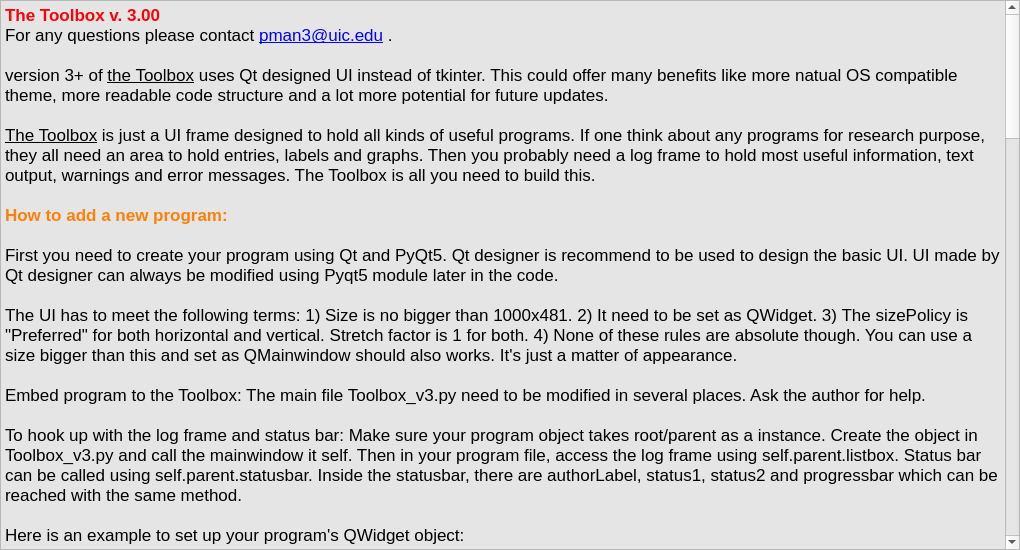
Above: help.ui from manpeihong/Toolbox-v3 before the change. Below: the same form after it.
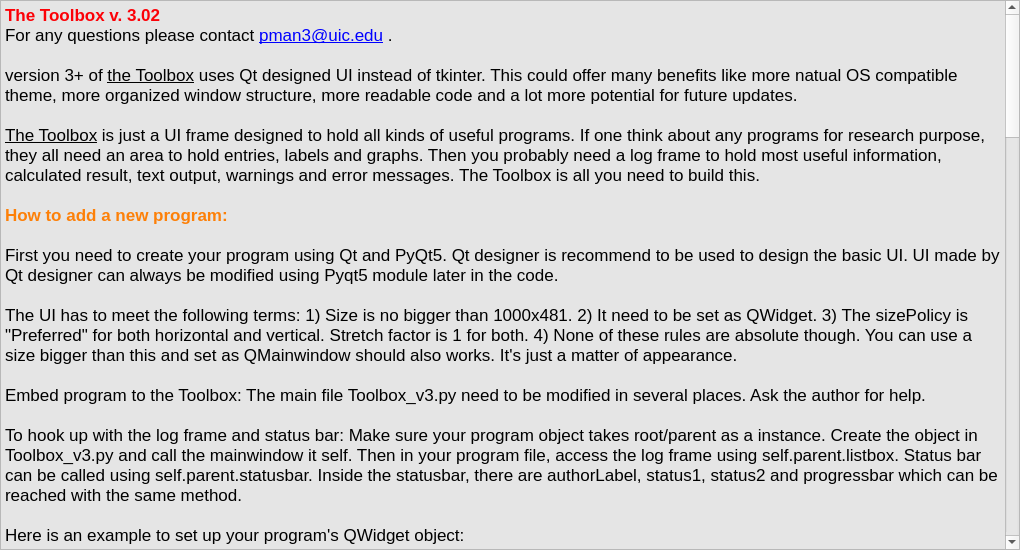
That is the form after the change.

```diff
--- a/help.ui
+++ b/help.ui
@@ -103,12 +103,12 @@
 &lt;html&gt;&lt;head&gt;&lt;meta name=&quot;qrichtext&quot; content=&quot;1&quot; /&gt;&lt;style type=&quot;text/css&quot;&gt;
 p, li { white-space: pre-wrap; }
 &lt;/style&gt;&lt;/head&gt;&lt;body style=&quot; font-family:'.SF NS Text'; font-size:13pt; font-weight:400; font-style:normal;&quot;&gt;
-&lt;p style=&quot; margin-top:0px; margin-bottom:0px; margin-left:0px; margin-right:0px; -qt-block-indent:0; text-indent:0px;&quot;&gt;&lt;span style=&quot; font-weight:600; color:#fc0107;&quot;&gt;The Toolbox v. 3.00&lt;/span&gt;&lt;/p&gt;
+&lt;p style=&quot; margin-top:0px; margin-bottom:0px; margin-left:0px; margin-right:0px; -qt-block-indent:0; text-indent:0px;&quot;&gt;&lt;span style=&quot; font-weight:600; color:#fc0107;&quot;&gt;The Toolbox v. 3.02&lt;/span&gt;&lt;/p&gt;
 &lt;p style=&quot; margin-top:0px; margin-bottom:0px; margin-left:0px; margin-right:0px; -qt-block-indent:0; text-indent:0px;&quot;&gt;&lt;span style=&quot; font-family:'Calibri,sans-serif';&quot;&gt;For any questions please contact &lt;/span&gt;&lt;a href=&quot;mailto:pman3@uic.edu&quot;&gt;&lt;span style=&quot; font-family:'Calibri,sans-serif'; text-decoration: underline; color:#0000ff;&quot;&gt;pman3@uic.edu&lt;/span&gt;&lt;/a&gt; .&lt;/p&gt;
 &lt;p style=&quot;-qt-paragraph-type:empty; margin-top:0px; margin-bottom:0px; margin-left:0px; margin-right:0px; -qt-block-indent:0; text-indent:0px;&quot;&gt;&lt;br /&gt;&lt;/p&gt;
-&lt;p style=&quot; margin-top:0px; margin-bottom:0px; margin-left:0px; margin-right:0px; -qt-block-indent:0; text-indent:0px;&quot;&gt;&lt;span style=&quot; font-family:'Calibri,sans-serif';&quot;&gt;version 3+ of &lt;/span&gt;&lt;span style=&quot; font-family:'Calibri,sans-serif'; text-decoration: underline;&quot;&gt;the Toolbox&lt;/span&gt;&lt;span style=&quot; font-family:'Calibri,sans-serif';&quot;&gt; uses Qt designed UI instead of tkinter. This could offer many benefits like more natual OS compatible theme, more readable code structure and a lot more potential for future updates. &lt;/span&gt;&lt;/p&gt;
+&lt;p style=&quot; margin-top:0px; margin-bottom:0px; margin-left:0px; margin-right:0px; -qt-block-indent:0; text-indent:0px;&quot;&gt;&lt;span style=&quot; font-family:'Calibri,sans-serif';&quot;&gt;version 3+ of &lt;/span&gt;&lt;span style=&quot; font-family:'Calibri,sans-serif'; text-decoration: underline;&quot;&gt;the Toolbox&lt;/span&gt;&lt;span style=&quot; font-family:'Calibri,sans-serif';&quot;&gt; uses Qt designed UI instead of tkinter. This could offer many benefits like more natual OS compatible theme, more organized window structure, more readable code and a lot more potential for future updates. &lt;/span&gt;&lt;/p&gt;
 &lt;p style=&quot;-qt-paragraph-type:empty; margin-top:0px; margin-bottom:0px; margin-left:0px; margin-right:0px; -qt-block-indent:0; text-indent:0px; font-family:'Calibri,sans-serif';&quot;&gt;&lt;br /&gt;&lt;/p&gt;
-&lt;p style=&quot; margin-top:0px; margin-bottom:0px; margin-left:0px; margin-right:0px; -qt-block-indent:0; text-indent:0px;&quot;&gt;&lt;span style=&quot; font-family:'Calibri,sans-serif'; text-decoration: underline;&quot;&gt;The Toolbox&lt;/span&gt;&lt;span style=&quot; font-family:'Calibri,sans-serif';&quot;&gt; is just a UI frame designed to hold all kinds of useful programs. If one think about any programs for research purpose, they all need an area to hold entries, labels and graphs. Then you probably need a log frame to hold most useful information, text output, warnings and error messages. The Toolbox is all you need to build this. &lt;/span&gt;&lt;/p&gt;
+&lt;p style=&quot; margin-top:0px; margin-bottom:0px; margin-left:0px; margin-right:0px; -qt-block-indent:0; text-indent:0px;&quot;&gt;&lt;span style=&quot; font-family:'Calibri,sans-serif'; text-decoration: underline;&quot;&gt;The Toolbox&lt;/span&gt;&lt;span style=&quot; font-family:'Calibri,sans-serif';&quot;&gt; is just a UI frame designed to hold all kinds of useful programs. If one think about any programs for research purpose, they all need an area to hold entries, labels and graphs. Then you probably need a log frame to hold most useful information, calculated result, text output, warnings and error messages. The Toolbox is all you need to build this. &lt;/span&gt;&lt;/p&gt;
 &lt;p style=&quot; margin-top:0px; margin-bottom:0px; margin-left:0px; margin-right:0px; -qt-block-indent:0; text-indent:0px;&quot;&gt;&lt;span style=&quot; font-family:'Calibri,sans-serif';&quot;&gt;&lt;br /&gt;&lt;/span&gt;&lt;span style=&quot; font-family:'Calibri,sans-serif'; font-weight:600; color:#fd8008;&quot;&gt;How to add a new program:&lt;/span&gt;&lt;/p&gt;
 &lt;p style=&quot;-qt-paragraph-type:empty; margin-top:0px; margin-bottom:0px; margin-left:0px; margin-right:0px; -qt-block-indent:0; text-indent:0px; font-family:'Calibri,sans-serif'; font-weight:600; color:#fd8008;&quot;&gt;&lt;br /&gt;&lt;/p&gt;
 &lt;p style=&quot; margin-top:0px; margin-bottom:0px; margin-left:0px; margin-right:0px; -qt-block-indent:0; text-indent:0px;&quot;&gt;&lt;span style=&quot; font-family:'Calibri,sans-serif';&quot;&gt;First you need to create your program using Qt and PyQt5. Qt designer is recommend to be used to design the basic UI. UI made by Qt designer can always be modified using Pyqt5 module later in the code.  &lt;/span&gt;&lt;/p&gt;
@@ -134,11 +134,13 @@
 &lt;p style=&quot;-qt-paragraph-type:empty; margin-top:0px; margin-bottom:0px; margin-left:0px; margin-right:0px; -qt-block-indent:0; text-indent:0px; font-family:'Calibri,sans-serif';&quot;&gt;&lt;br /&gt;&lt;/p&gt;
 &lt;p style=&quot; margin-top:0px; margin-bottom:0px; margin-left:0px; margin-right:0px; -qt-block-indent:0; text-indent:0px;&quot;&gt;&lt;span style=&quot; font-family:'Calibri,sans-serif'; font-weight:600;&quot;&gt;Known issues:&lt;/span&gt;&lt;span style=&quot; font-family:'Calibri,sans-serif';&quot;&gt; &lt;/span&gt;&lt;/p&gt;
 &lt;p style=&quot;-qt-paragraph-type:empty; margin-top:0px; margin-bottom:0px; margin-left:0px; margin-right:0px; -qt-block-indent:0; text-indent:0px; font-family:'Calibri,sans-serif';&quot;&gt;&lt;br /&gt;&lt;/p&gt;
-&lt;p style=&quot; margin-top:0px; margin-bottom:0px; margin-left:0px; margin-right:0px; -qt-block-indent:0; text-indent:0px;&quot;&gt;&lt;span style=&quot; font-family:'Calibri,sans-serif';&quot;&gt;All the tabs in MDI area won't close properly. The mdi viewMode is set to TabbedView. If you find it annoying, you can change it to other viewMode in Qt designer. &lt;/span&gt;&lt;/p&gt;
+&lt;p style=&quot; margin-top:0px; margin-bottom:0px; margin-left:0px; margin-right:0px; -qt-block-indent:0; text-indent:0px;&quot;&gt;&lt;span style=&quot; font-family:'Calibri,sans-serif';&quot;&gt;None.&lt;/span&gt;&lt;/p&gt;
 &lt;p style=&quot; margin-top:0px; margin-bottom:0px; margin-left:0px; margin-right:0px; -qt-block-indent:0; text-indent:0px;&quot;&gt;&lt;span style=&quot; font-family:'Calibri,sans-serif';&quot;&gt;&lt;br /&gt;&lt;/span&gt;&lt;span style=&quot; font-family:'Calibri,sans-serif'; font-weight:600;&quot;&gt;Update Log:&lt;/span&gt;&lt;/p&gt;
 &lt;p style=&quot; margin-top:0px; margin-bottom:0px; margin-left:0px; margin-right:0px; -qt-block-indent:0; text-indent:0px;&quot;&gt;&lt;span style=&quot; font-family:'Calibri,sans-serif';&quot;&gt;&lt;br /&gt;v. 0.01: Program is created. Frame of the software is built.&lt;br /&gt;v. 0.10: LN2 order updater is fully functional.&lt;br /&gt;v. 0.11: Building MCT calculator. Composition x calculator is fully functional.&lt;br /&gt;v. 0.12: Building MCT calculator. Transmission cutoff calculator is fully functional.&lt;br /&gt;v. 0.13: Building MCT calculator. Cell Temperature calculator is fully functional.&lt;br /&gt;v. 0.14: Building MCT calculator. SL growth time calculator is fully functional.&lt;br /&gt;v. 0.20: MCT calculator is fully functional.&lt;br /&gt;v. 0.21: -Slight UI style change.&lt;br /&gt;      -Fixed a problem where the temperature function in Composition x calculator may not work properly.&lt;br /&gt;      - Added lock and unlock function for composition x.&lt;br /&gt;      - Added one entry &amp;quot;Composition x given by FTIR:&amp;quot; for Cell T calculator. &lt;br /&gt;v. 0.22: Building XRD T3SL data analyzer.&lt;br /&gt;v. 0.30: XRD T3SL data analyzer is built.&lt;br /&gt;v. 0.31: Features added.&lt;br /&gt;         - Save MCT sample info to file. &lt;br /&gt;         - Open existing MCT sample info. &lt;br /&gt;         - Save log to file. &lt;br /&gt;         - Added tooltips for buttons. &lt;br /&gt;v. 0.32: Splash screen added.&lt;br /&gt;v. 0.33: Secret game added.&lt;br /&gt;v. 0.40: MBEdatabase updater is now fully functional.&lt;br /&gt;v. 0.50: XRD T3SL data analyzer is rebuilt.&lt;br /&gt;v. 0.60: FTIR fitting tool is built.&lt;br /&gt;v. 0.70: Grow Temp Calculator is built.&lt;br /&gt;v. 0.80: Transratio fitting tool is built.&lt;br /&gt;v. 0.90: FTIR fitting tool is now capable of calculating absorption.&lt;br /&gt;v. 0.91: Fast absorption calculation is added.&lt;br /&gt;v. 0.92: MCT and SL fitting is separated.&lt;br /&gt;v. 0.93: Substrate choices are added.&lt;br /&gt;v. 0.94: Multithreading is now used for FTIR fitting tool.&lt;br /&gt;v. 0.95: Progress bar is added for FTIR fitting tool.&lt;br /&gt;v. 0.96: MCT calculator is exported to a single file.&lt;br /&gt;v. 0.97: Fixed an issue with growth temp calculator.&lt;br /&gt;v. 0.98: FPI modeling tool is added to the toolbox.&lt;br /&gt;v. 0.99: Fixed several bugs with FPI modeling tool.&lt;/span&gt; &lt;/p&gt;
 &lt;p style=&quot; margin-top:0px; margin-bottom:0px; margin-left:0px; margin-right:0px; -qt-block-indent:0; text-indent:0px;&quot;&gt;&lt;span style=&quot; font-family:'Calibri,sans-serif';&quot;&gt;v. 1.00: Code is optimized. Now adding a new module is very easy and straight forward.&lt;br /&gt;v. 1.10: Optimized the UI for windows.&lt;br /&gt;v. 1.20: Whole thing rebuilt. FTIR fitting tool v2, kp method and grade analyzer are included. &lt;br /&gt;v. 1.30: Optimized the UI for a lot of things.&lt;br /&gt;       Added splash screen back in order to represent program loading procedure.&lt;br /&gt;From now on, the version format has changed. &lt;br /&gt;It is the sum of the version of this program itself plus the version of all tools.&lt;br /&gt;v. 2.0: Initial version number.&lt;br /&gt;v. 2.1: Fixed all hotkey binding problem.&lt;/span&gt;&lt;/p&gt;
-&lt;p style=&quot; margin-top:0px; margin-bottom:0px; margin-left:0px; margin-right:0px; -qt-block-indent:0; text-indent:0px;&quot;&gt;&lt;span style=&quot; font-family:'Calibri,sans-serif'; font-weight:600; color:#fd8008;&quot;&gt;v. 3.0&lt;/span&gt;&lt;span style=&quot; font-family:'Calibri,sans-serif';&quot;&gt;: Initial version number. Qt(PyQt5) is used to design the UI. &lt;br /&gt;&lt;br /&gt;Features coming in the future:&lt;br /&gt;         - &amp;quot;Edit&amp;quot; Menu&lt;/span&gt;&lt;/p&gt;
+&lt;p style=&quot; margin-top:0px; margin-bottom:0px; margin-left:0px; margin-right:0px; -qt-block-indent:0; text-indent:0px;&quot;&gt;&lt;span style=&quot; font-family:'Calibri,sans-serif'; color:#000000;&quot;&gt;v. 3.0&lt;/span&gt;&lt;span style=&quot; font-family:'Calibri,sans-serif';&quot;&gt;: Initial version number. Qt(PyQt5) is used to design the UI. &lt;/span&gt;&lt;/p&gt;
+&lt;p style=&quot; margin-top:0px; margin-bottom:0px; margin-left:0px; margin-right:0px; -qt-block-indent:0; text-indent:0px;&quot;&gt;&lt;span style=&quot; font-family:'Calibri,sans-serif'; color:#000000;&quot;&gt;v. 3.01&lt;/span&gt;&lt;span style=&quot; font-family:'Calibri,sans-serif';&quot;&gt;: Bug fixes; Added splash screen.  &lt;/span&gt;&lt;/p&gt;
+&lt;p style=&quot; margin-top:0px; margin-bottom:0px; margin-left:0px; margin-right:0px; -qt-block-indent:0; text-indent:0px;&quot;&gt;&lt;span style=&quot; font-family:'Calibri,sans-serif'; font-weight:600; color:#fd8008;&quot;&gt;v. 3.02&lt;/span&gt;&lt;span style=&quot; font-family:'Calibri,sans-serif';&quot;&gt;: Fixed an issue where the tabs in MDI area won't close properly. &lt;br /&gt;&lt;br /&gt;Features coming in the future:&lt;br /&gt;         - &amp;quot;Edit&amp;quot; Menu&lt;/span&gt;&lt;/p&gt;
 &lt;p style=&quot;-qt-paragraph-type:empty; margin-top:0px; margin-bottom:0px; margin-left:0px; margin-right:0px; -qt-block-indent:0; text-indent:0px; font-family:'Calibri,sans-serif';&quot;&gt;&lt;br /&gt;&lt;/p&gt;
 &lt;p style=&quot; margin-top:0px; margin-bottom:0px; margin-left:0px; margin-right:0px; -qt-block-indent:0; text-indent:0px;&quot;&gt;&lt;span style=&quot; font-family:'Calibri,sans-serif'; font-weight:600;&quot;&gt;Hot keys:&lt;/span&gt;&lt;span style=&quot; font-family:'Calibri,sans-serif';&quot;&gt;&lt;br /&gt;Mac OS:&lt;br /&gt;     1. MCT Calculator:&lt;br /&gt;        &lt;/span&gt;&lt;span style=&quot; font-family:'Cambria Math,serif';&quot;&gt;⏎&lt;/span&gt;&lt;span style=&quot; font-family:'Calibri,sans-serif';&quot;&gt;: Smart Calculate! &lt;br /&gt;        &lt;/span&gt;&lt;span style=&quot; font-family:'Cambria Math,serif';&quot;&gt;⌘&lt;/span&gt;&lt;span style=&quot; font-family:'Calibri,sans-serif';&quot;&gt;+O: Open existing MCT file. &lt;br /&gt;        &lt;/span&gt;&lt;span style=&quot; font-family:'Cambria Math,serif';&quot;&gt;⌘&lt;/span&gt;&lt;span style=&quot; font-family:'Calibri,sans-serif';&quot;&gt;+S: Save MCT composition result to file. &lt;br /&gt;        &lt;/span&gt;&lt;span style=&quot; font-family:'Cambria Math,serif';&quot;&gt;⌘&lt;/span&gt;&lt;span style=&quot; font-family:'Calibri,sans-serif';&quot;&gt;+L: Lock composition x &lt;br /&gt;        &lt;/span&gt;&lt;span style=&quot; font-family:'Cambria Math,serif';&quot;&gt;⌘&lt;/span&gt;&lt;span style=&quot; font-family:'Calibri,sans-serif';&quot;&gt;+U: Unlock composition x &lt;br /&gt;     2. Growth Temp Calculator:&lt;br /&gt;        &lt;/span&gt;&lt;span style=&quot; font-family:'Cambria Math,serif';&quot;&gt;⏎&lt;/span&gt;&lt;span style=&quot; font-family:'Calibri,sans-serif';&quot;&gt;: Calculate &lt;br /&gt;     3. MBE database updater:&lt;br /&gt;        &lt;/span&gt;&lt;span style=&quot; font-family:'Cambria Math,serif';&quot;&gt;⏎&lt;/span&gt;&lt;span style=&quot; font-family:'Calibri,sans-serif';&quot;&gt;: Update &lt;br /&gt;     4. LN2 order generator:&lt;br /&gt;        &lt;/span&gt;&lt;span style=&quot; font-family:'Cambria Math,serif';&quot;&gt;⏎&lt;/span&gt;&lt;span style=&quot; font-family:'Calibri,sans-serif';&quot;&gt;: Generate order &lt;br /&gt;     5. XRD T3SL ata analyzer:&lt;br /&gt;        &lt;/span&gt;&lt;span style=&quot; font-family:'Cambria Math,serif';&quot;&gt;⏎&lt;/span&gt;&lt;span style=&quot; font-family:'Calibri,sans-serif';&quot;&gt;: Calculate &lt;br /&gt;        &lt;/span&gt;&lt;span style=&quot; font-family:'Cambria Math,serif';&quot;&gt;⌘&lt;/span&gt;&lt;span style=&quot; font-family:'Calibri,sans-serif';&quot;&gt;+O: Open from file. &lt;br /&gt;        &lt;/span&gt;&lt;span style=&quot; font-family:'Cambria Math,serif';&quot;&gt;⌘&lt;/span&gt;&lt;span style=&quot; font-family:'Calibri,sans-serif';&quot;&gt;+S: Save to file. &lt;br /&gt;        &lt;/span&gt;&lt;span style=&quot; font-family:'Cambria Math,serif';&quot;&gt;⌘&lt;/span&gt;&lt;span style=&quot; font-family:'Calibri,sans-serif';&quot;&gt;+D: Change XRD.xlsx file path.&lt;br /&gt;     6. Transratio Fitting Tool:&lt;br /&gt;        &lt;/span&gt;&lt;span style=&quot; font-family:'Cambria Math,serif';&quot;&gt;⌘&lt;/span&gt;&lt;span style=&quot; font-family:'Calibri,sans-serif';&quot;&gt;+O: Open from file.&lt;br /&gt;        &lt;/span&gt;&lt;span style=&quot; font-family:'Cambria Math,serif';&quot;&gt;⌘&lt;/span&gt;&lt;span style=&quot; font-family:'Calibri,sans-serif';&quot;&gt;+C: Clear all.&lt;br /&gt;        &lt;/span&gt;&lt;span style=&quot; font-family:'Cambria Math,serif';&quot;&gt;⌘&lt;/span&gt;&lt;span style=&quot; font-family:'Calibri,sans-serif';&quot;&gt;+S: Save result to file. &lt;br /&gt;        &lt;/span&gt;&lt;span style=&quot; font-family:'Cambria Math,serif';&quot;&gt;⌘&lt;/span&gt;&lt;span style=&quot; font-family:'Calibri,sans-serif';&quot;&gt;+G: Show fitting curve.&lt;br /&gt;        &lt;/span&gt;&lt;span style=&quot; font-family:'Cambria Math,serif';&quot;&gt;⌘&lt;/span&gt;&lt;span style=&quot; font-family:'Calibri,sans-serif';&quot;&gt;+F: FIt the curve.&lt;br /&gt;     7. FTIR Data Analyzer:&lt;br /&gt;        See the name of each button.&lt;br /&gt;     8. Grade Analyzer:&lt;br /&gt;        See the name of each button.&lt;br /&gt;     9. Kp method:&lt;br /&gt;        See the name of each button.&lt;br /&gt;&lt;br /&gt;Windows&lt;/span&gt; &lt;/p&gt;
 &lt;p style=&quot; margin-top:0px; margin-bottom:0px; margin-left:0px; margin-right:0px; -qt-block-indent:0; text-indent:0px;&quot;&gt;&lt;span style=&quot; font-family:'Calibri,sans-serif';&quot;&gt;     1. MCT Calculator:&lt;br /&gt;        &lt;/span&gt;&lt;span style=&quot; font-family:'Cambria Math,serif';&quot;&gt;⏎&lt;/span&gt;&lt;span style=&quot; font-family:'Calibri,sans-serif';&quot;&gt;: Smart Calculate! &lt;br /&gt;        Ctrl+O: Open existing MCT file. &lt;br /&gt;        Ctrl+S: Save MCT composition result to file. &lt;br /&gt;        Ctrl+L: Lock composition x &lt;br /&gt;        Ctrl+U: Unlock composition x &lt;br /&gt;     2. Growth Temp Calculator:&lt;br /&gt;        &lt;/span&gt;&lt;span style=&quot; font-family:'Cambria Math,serif';&quot;&gt;⏎&lt;/span&gt;&lt;span style=&quot; font-family:'Calibri,sans-serif';&quot;&gt;: Calculate &lt;br /&gt;     3. MBE database updater:&lt;br /&gt;        &lt;/span&gt;&lt;span style=&quot; font-family:'Cambria Math,serif';&quot;&gt;⏎&lt;/span&gt;&lt;span style=&quot; font-family:'Calibri,sans-serif';&quot;&gt;: Update &lt;br /&gt;     4. LN2 order generator:&lt;br /&gt;        &lt;/span&gt;&lt;span style=&quot; font-family:'Cambria Math,serif';&quot;&gt;⏎&lt;/span&gt;&lt;span style=&quot; font-family:'Calibri,sans-serif';&quot;&gt;: Generate order &lt;br /&gt;     5. XRD T3SL ata analyzer:&lt;br /&gt;        &lt;/span&gt;&lt;span style=&quot; font-family:'Cambria Math,serif';&quot;&gt;⏎&lt;/span&gt;&lt;span style=&quot; font-family:'Calibri,sans-serif';&quot;&gt;: Calculate &lt;br /&gt;        Ctrl+O: Open from file. &lt;br /&gt;        Ctrl+S: Save to file. &lt;br /&gt;        Ctrl+D: Change XRD.xlsx file path.&lt;br /&gt;     6. Transratio Fitting Tool:&lt;br /&gt;        Ctrl+O: Open from file.&lt;br /&gt;        Ctrl+C: Clear all.&lt;br /&gt;        Ctrl+S: Save result to file. &lt;br /&gt;        Ctrl+G: Show fitting curve.&lt;br /&gt;        Ctrl+F: FIt the curve.&lt;br /&gt;     7. FTIR Data Analyzer:&lt;br /&gt;        See the name of each button.&lt;br /&gt;     8. Grade Analyzer:&lt;br /&gt;        See the name of each button.&lt;br /&gt;     9. Kp method:&lt;br /&gt;        See the name of each button.&lt;br /&gt;&lt;/span&gt;&lt;/p&gt;
```
